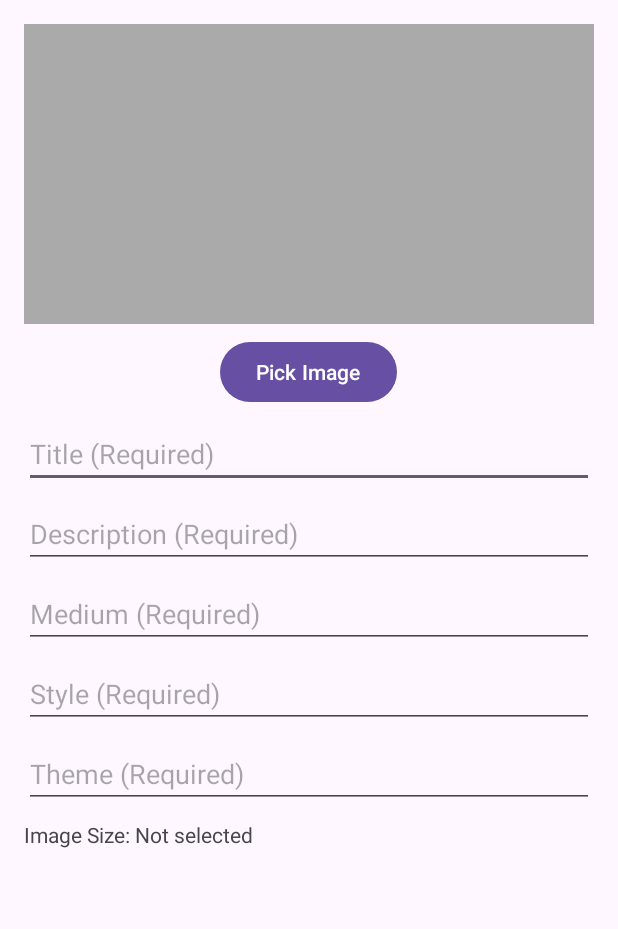
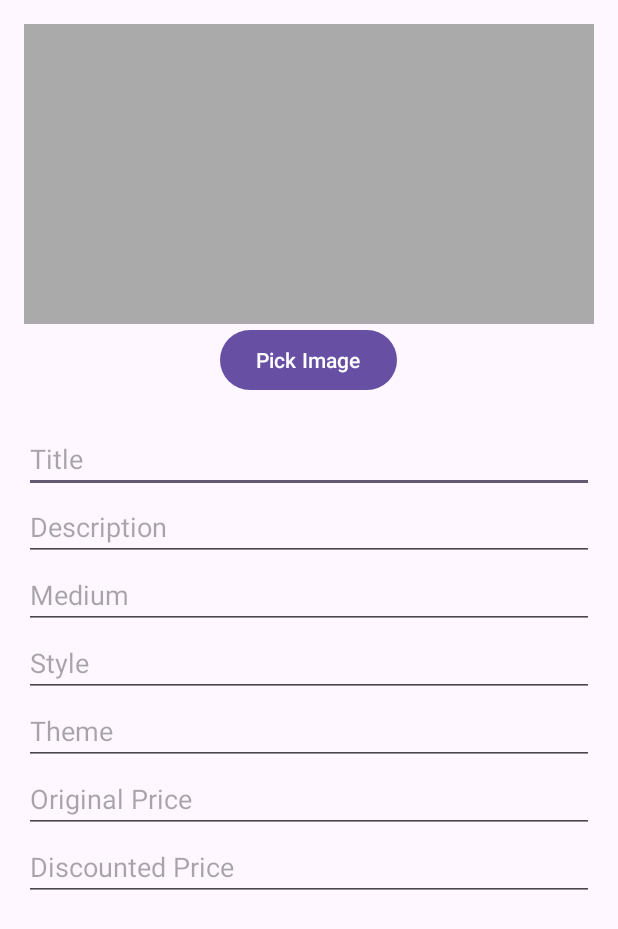
Before and after one commit to 1-gagandeep/Artfolio, an Android app: the layout dialog_artwork.xml on its own in the app's theme, with its tools: preview values and no code run, on a phone screen of 412 x 824 dp. Shown: the top 929 px of the screen. Run offline under Robolectric (Android 15) with nearby library versions, the phone set to English and light mode, and no system bars.

Commit message:
price tag added

```diff
--- a/app/src/main/res/layout/dialog_artwork.xml
+++ b/app/src/main/res/layout/dialog_artwork.xml
@@ -12,53 +12,61 @@
         android:scaleType="centerCrop"
         android:background="@android:color/darker_gray"/>
 
+
         <Button
                 android:id="@+id/btnPickImage"
                 android:layout_width="wrap_content"
                 android:layout_height="wrap_content"
                 android:text="Pick Image"
-        android:layout_gravity="center"
-        android:layout_marginTop="8dp"/>
+                android:layout_gravity="center" />
+
+            <TextView
+                android:id="@+id/tvImageSize"
+                android:layout_width="match_parent"
+                android:layout_height="wrap_content"
+                android:textSize="14sp" />
 
             <EditText
                 android:id="@+id/etTitle"
                 android:layout_width="match_parent"
                 android:layout_height="wrap_content"
-        android:hint="Title (Required)"
-        android:layout_marginTop="8dp"/>
+                android:hint="Title" />
 
             <EditText
                 android:id="@+id/etDescription"
                 android:layout_width="match_parent"
                 android:layout_height="wrap_content"
-        android:hint="Description (Required)"
-        android:layout_marginTop="8dp"/>
+                android:hint="Description" />
 
             <EditText
                 android:id="@+id/etMedium"
                 android:layout_width="match_parent"
                 android:layout_height="wrap_content"
-        android:hint="Medium (Required)"
-        android:layout_marginTop="8dp"/>
+                android:hint="Medium" />
 
             <EditText
                 android:id="@+id/etStyle"
                 android:layout_width="match_parent"
                 android:layout_height="wrap_content"
-        android:hint="Style (Required)"
-        android:layout_marginTop="8dp"/>
+                android:hint="Style" />
 
             <EditText
                 android:id="@+id/etTheme"
                 android:layout_width="match_parent"
                 android:layout_height="wrap_content"
-        android:hint="Theme (Required)"
-        android:layout_marginTop="8dp"/>
+                android:hint="Theme" />
 
-    <TextView
-        android:id="@+id/tvImageSize"
+            <EditText
+                android:id="@+id/etOriginalPrice"
                 android:layout_width="match_parent"
                 android:layout_height="wrap_content"
-        android:text="Image Size: Not selected"
-        android:layout_marginTop="8dp"/>
+                android:hint="Original Price"
+                android:inputType="numberDecimal" />
+
+            <EditText
+                android:id="@+id/etDiscountedPrice"
+                android:layout_width="match_parent"
+                android:layout_height="wrap_content"
+                android:hint="Discounted Price"
+                android:inputType="numberDecimal" />
         </LinearLayout>
```
Also changed, not shown: app/src/main/java/com/example/artfolio/ArtworkAdapter.kt (+19 -0 lines), app/src/main/java/com/example/artfolio/DatabaseHelper.kt (+16 -4 lines), app/src/main/java/com/example/artfolio/MainActivity.kt (+28 -6 lines), app/src/main/res/layout/activity_main.xml (+10 -9 lines), app/src/main/res/layout/item_artwork.xml (+33 -1 lines). Lines whose indentation alone changed are shown as unchanged.
